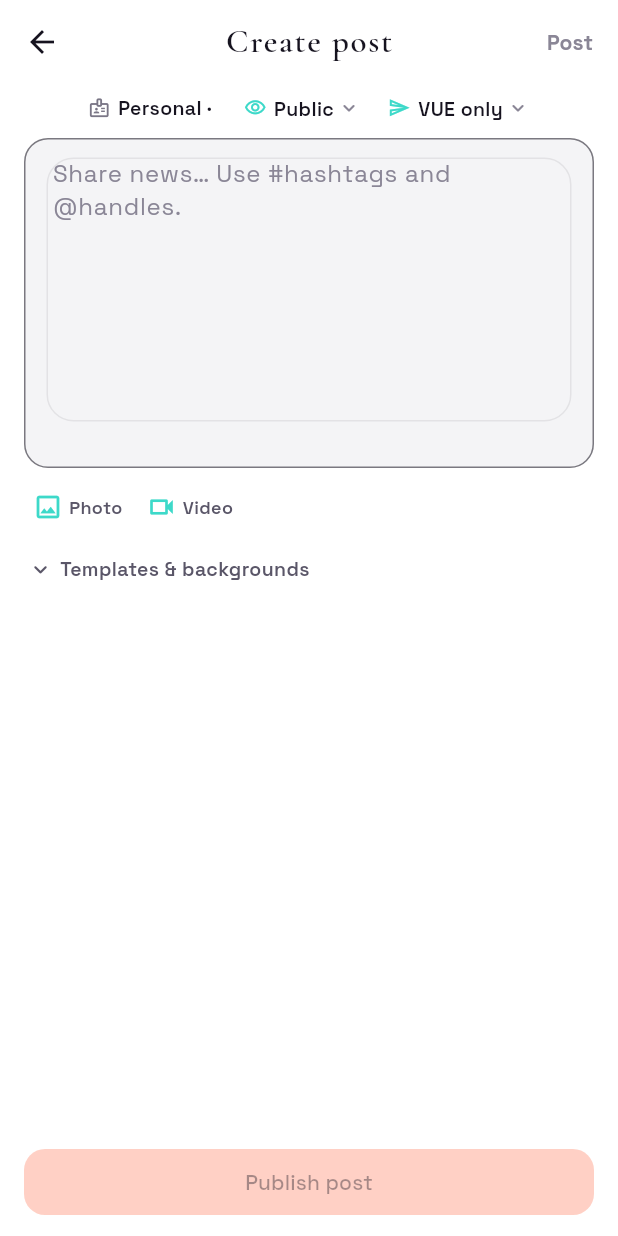
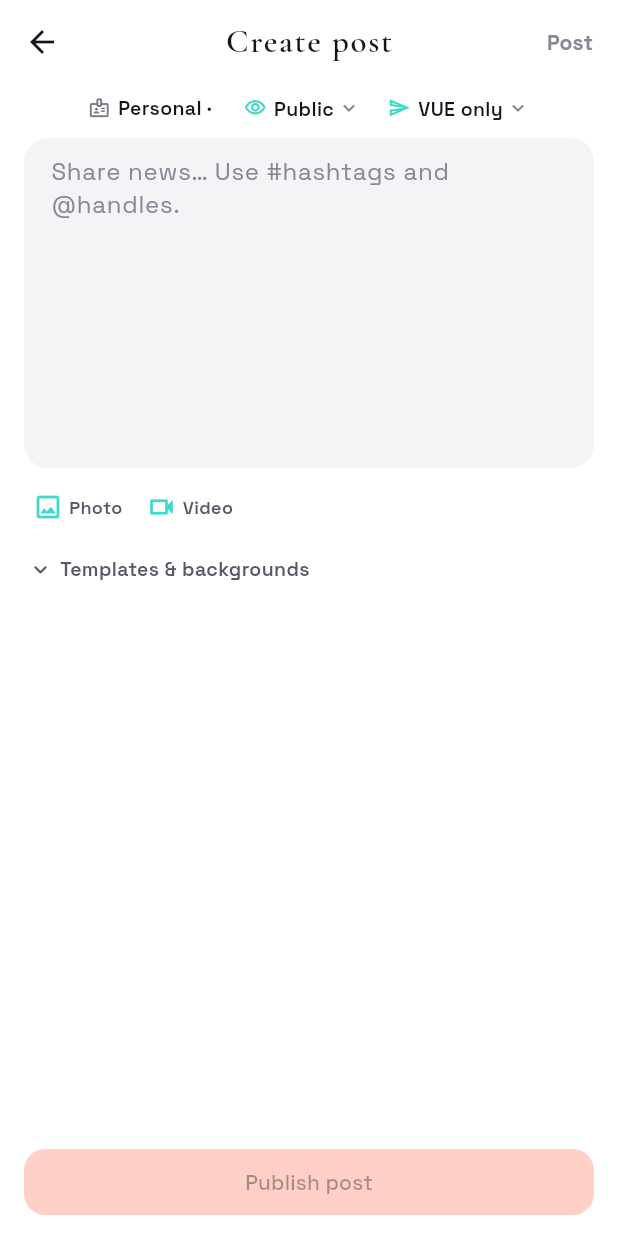
Before and after one commit to hkendale16-create/Firstvue, a Flutter app: the CreatePostScreen screen opened directly, on a phone screen of 412 x 824 dp. Run offline on Flutter 3.47's test engine with Material 3 defaults, Android fonts, the phone set to English and light mode, and no system bars; our stand-ins replace app_links, audioplayers, flutter_local_notifications, flutter_map, geolocator, image_picker and 8 more; missing offline and left inert: cryptography, dart:html, flutter_webrtc, mapbox_maps_flutter; accounts and stored records are empty; project files that could hold a hidden picture were left out.

Commit message:
Make create post composer borderless and seamless.
Remove the hard outline around the writing area and keep a soft elevated fill with a subtle focus tint so the typing surface stays clear without looking boxed in.

Co-authored-by: hkendale16-create <hkendale16-create@users.noreply.github.com>

```diff
--- a/lib/screens/create_post_screen.dart
+++ b/lib/screens/create_post_screen.dart
@@ -63,6 +63,7 @@ class _CreatePostScreenState extends State<CreatePostScreen> {
   ];
 
   final _body = TextEditingController();
+  final _bodyFocus = FocusNode();
   List<XFile> _attachedMedia = const [];
   List<PostIdentityOption> _identityOptions = const [];
   PostIdentityOption? _selectedIdentity;
@@ -79,6 +80,9 @@ class _CreatePostScreenState extends State<CreatePostScreen> {
     if (widget.initialBody != null) {
       _body.text = widget.initialBody!;
     }
+    _bodyFocus.addListener(() {
+      if (mounted) setState(() {});
+    });
     _destination = widget.initialDestination ??
         (_hasLockedEntityScope
             ? PublishDestination.entityOnly
@@ -100,8 +104,20 @@ class _CreatePostScreenState extends State<CreatePostScreen> {
 
   @override
   void dispose() {
+    _bodyFocus.dispose();
     _body.dispose();
     super.dispose();
+  }
+
+  Color _composerSurface(FirstVuePalette fv, Color? preview) {
+    if (preview != null) return preview;
+    // Borderless well: soft fill marks the writing area; focus lifts it slightly.
+    final base = fv.elevatedSurface;
+    if (!_bodyFocus.hasFocus) return base;
+    return Color.alphaBlend(
+      FirstVueColors.teal.withValues(alpha: 0.08),
+      base,
+    );
   }
 
   Future<void> _loadIdentities() async {
@@ -299,12 +315,12 @@ class _CreatePostScreenState extends State<CreatePostScreen> {
                   constraints: const BoxConstraints(minHeight: 220),
                   padding: const EdgeInsets.fromLTRB(14, 12, 14, 8),
                   decoration: BoxDecoration(
-                    color: preview ?? fv.elevatedSurface,
+                    color: _composerSurface(fv, preview),
                     borderRadius: BorderRadius.circular(16),
-                    border: Border.all(color: fv.borderSubtle.withValues(alpha: 0.55)),
                   ),
                   child: MentionAutocompleteField(
                     controller: _body,
+                    focusNode: _bodyFocus,
                     minLines: 8,
                     maxLines: null,
                     hintText: 'Share news… Use #hashtags and @handles.',
@@ -319,6 +335,8 @@ class _CreatePostScreenState extends State<CreatePostScreen> {
                       filled: true,
                       fillColor: Colors.transparent,
                       border: InputBorder.none,
+                      enabledBorder: InputBorder.none,
+                      focusedBorder: InputBorder.none,
                       isDense: true,
                       contentPadding: EdgeInsets.zero,
                     ),
```
